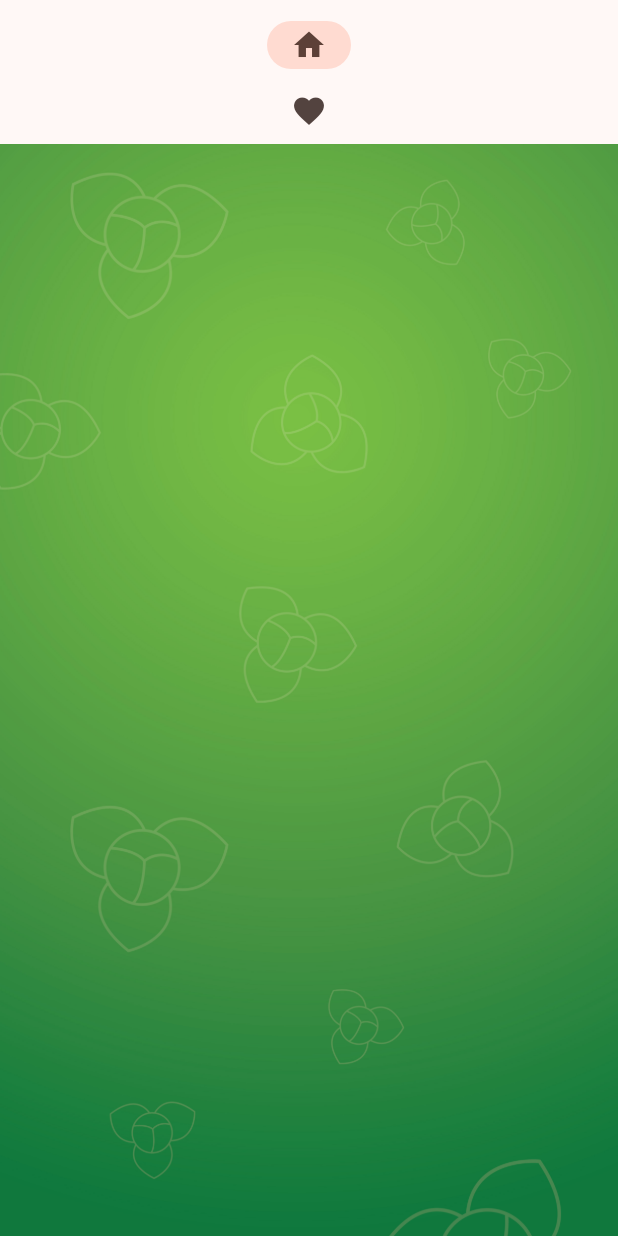
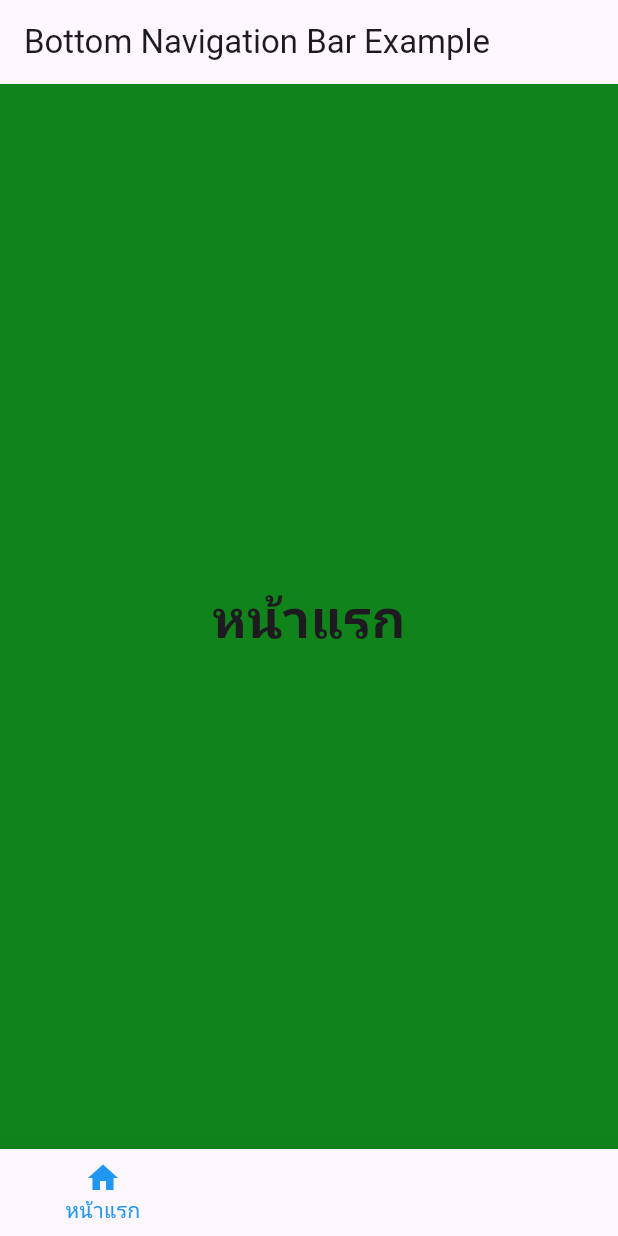
Before and after one commit to maefahluang-uni/99-project-no-dev-no-life, a Flutter app: the screen it shows after launch, on a phone screen of 412 x 824 dp. Run offline on Flutter 3.47's test engine with Material 3 defaults, Android fonts, the light colour scheme and no system bars.

Commit message:
main app new template

```diff
--- a/lib/main.dart
+++ b/lib/main.dart
@@ -1,112 +1,90 @@
-import 'package:english_words/english_words.dart';
 import 'package:flutter/material.dart';
-import 'package:provider/provider.dart';
 
 void main() {
   runApp(MyApp());
 }
 
 class MyApp extends StatelessWidget {
-  const MyApp({super.key});
+  @override
+  Widget build(BuildContext context) {
+    return MaterialApp(
+      title: 'Bottom Navigation Bar',
+      theme: ThemeData(
+        primarySwatch: Colors.blue,
+      ),
+      home: MyHomePage(),
+    );
+  }
+}
+
+class MyHomePage extends StatefulWidget {
+  @override
+  _MyHomePageState createState() => _MyHomePageState();
+}
+
+class _MyHomePageState extends State<MyHomePage> {
+  int _selectedIndex = 0;
+
+  List<Widget> _widgetOptions = <Widget>[
+    Text(
+      'หน้าแรก',
+      style: TextStyle(fontSize: 35, fontWeight: FontWeight.bold),
+    ),
+    Text(
+      'รายการ',
+      style: TextStyle(fontSize: 35, fontWeight: FontWeight.bold),
+    ),
+    Text(
+      'การค้นหา',
+      style: TextStyle(fontSize: 35, fontWeight: FontWeight.bold),
+    ),
+    Text(
+      'โปรไฟล์',
+      style: TextStyle(fontSize: 35, fontWeight: FontWeight.bold),
+    ),
+  ];
+
+  void _onItemTapped(int index) {
+    setState(() {
+      _selectedIndex = index;
+    });
+  }
 
   @override
   Widget build(BuildContext context) {
-    return ChangeNotifierProvider(
-      create: (context) => MyAppState(),
-      child: MaterialApp(
-        title: 'Namer App',
-        theme: ThemeData(
-          useMaterial3: true,
-          colorScheme: ColorScheme.fromSeed(seedColor: Colors.deepOrange),
+    return Scaffold(
+      appBar: AppBar(
+        title: Text('Bottom Navigation Bar Example'),
+      ),
+      body: Container( // ใส่พื้นหลังสี
+        color: Color.fromARGB(255, 17, 131, 27),
+        child: Center(
+          child: _widgetOptions.elementAt(_selectedIndex),
         ),
-        home: MyHomePage(),
+      ),
+      bottomNavigationBar: BottomNavigationBar(
+        items: const <BottomNavigationBarItem>[
+          BottomNavigationBarItem(
+            icon: Icon(Icons.home),
+            label: 'หน้าแรก',
+          ),
+          BottomNavigationBarItem(
+            icon: Icon(Icons.list),
+            label: 'รายการ',
+          ),
+          BottomNavigationBarItem(
+            icon: Icon(Icons.search),
+            label: 'การค้นหา',
+          ),
+          BottomNavigationBarItem(
+            icon: Icon(Icons.person),
+            label: 'โปรไฟล์',
+          ),
+        ],
+        currentIndex: _selectedIndex,
+        selectedItemColor: Colors.blue,
+        onTap: _onItemTapped,
       ),
     );
   }
 }
-
-class MyAppState extends ChangeNotifier {
-    var current = WordPair.random();
-
-  void getNext() {
-    current = WordPair.random();
-    notifyListeners();
-  }
-
-  // ↓ Add the code below.
-  var favorites = <WordPair>[];
-
-  void toggleFavorite() {
-    if (favorites.contains(current)) {
-      favorites.remove(current);
-    } else {
-      favorites.add(current);
-    }
-    notifyListeners();
-  }
-}
-
-class MyHomePage extends StatelessWidget {
-  @override
-  Widget build(BuildContext context) {
-    var appState = context.watch<MyAppState>();
-
-    return Scaffold(
-      body: Container(
-          child: Column(
-        mainAxisAlignment: MainAxisAlignment.start,
-        children: [
-          SafeArea(
-            child: NavigationRail(
-              extended: false,
-              destinations: [
-                NavigationRailDestination(
-                  icon: Icon(Icons.home),
-                  label: Text('Home'),
-                ),
-                NavigationRailDestination(
-                  icon: Icon(Icons.favorite),
-                  label: Text('Favorites'),
-                ),
-              ],
-              selectedIndex: 0,
-              onDestinationSelected: (value) {
-                print('selected: $value');
-              },
-            ),
-          ),
-          Expanded(
-            child: Container(
-              color: Theme.of(context).colorScheme.primaryContainer,
-              child: GeneratorPage(),
-            ),
-          ),
-          Container(
-            height: 844,
-            width: double.infinity,
-            decoration: const BoxDecoration(
-              image: DecorationImage(
-                  image: AssetImage("assets/BG.jpg"), fit: BoxFit.cover),
-            ),
-          ),
-        ],
-      )),
-    );
-  }
-}
-
-class GeneratorPage extends StatelessWidget {
-  @override
-  Widget build(BuildContext context) {
-    var appState = context.watch<MyAppState>();
-    var pair = appState.current;
-
-    IconData icon;
-    if (appState.favorites.contains(pair)) {
-      icon = Icons.favorite;
-    } else {
-      icon = Icons.favorite_border;
-    }
-
-  }
-}
```
